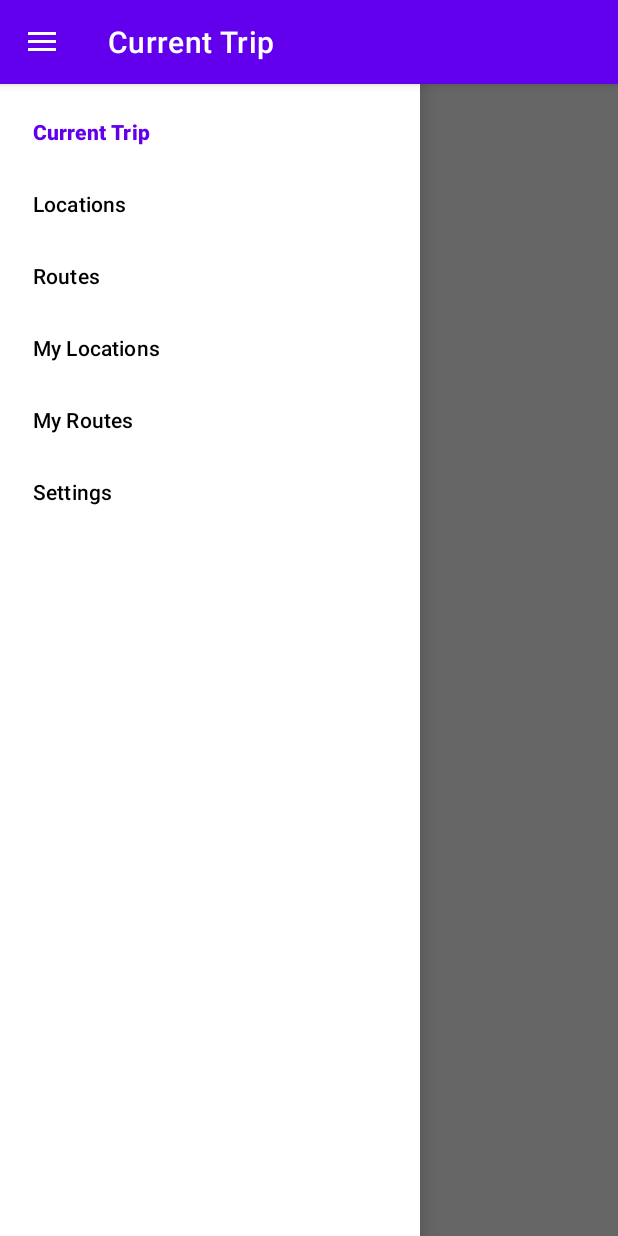
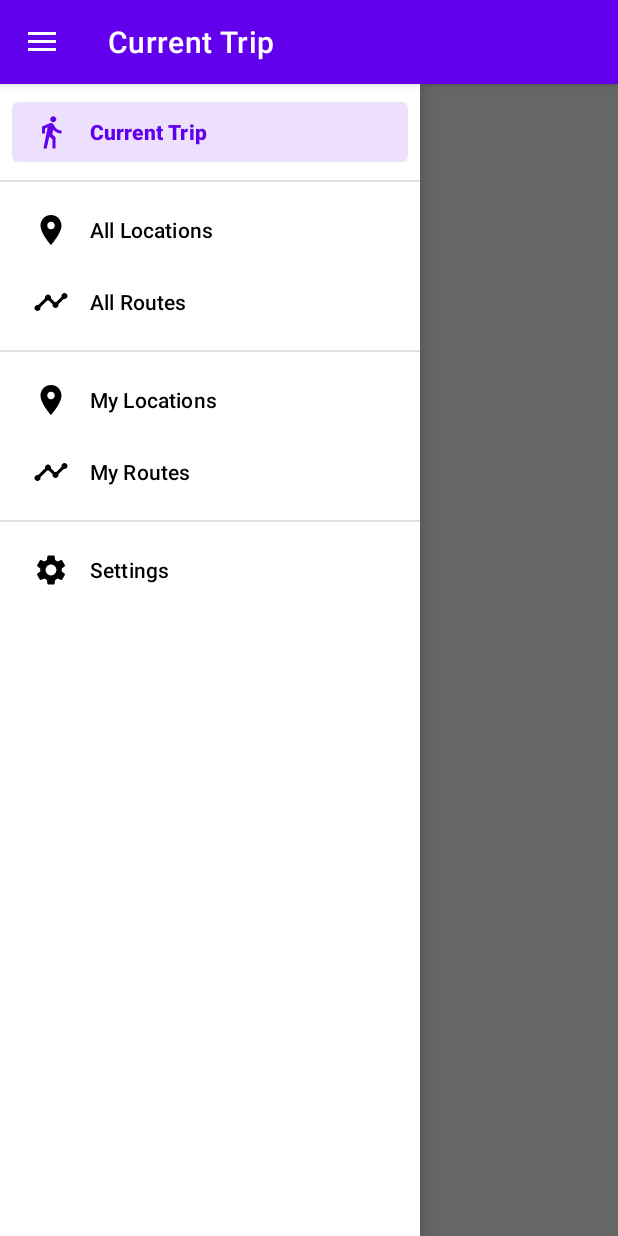
Before and after one commit to povilas-luk/TouristTrips, an Android app: the screen it shows after launch (NavigationGraphActivity), with the side drawer open, on a phone screen of 412 x 824 dp. Run offline under Robolectric (Android 15) with nearby library versions, the phone set to English and light mode, and no system bars; our stand-ins replace navigation-ui.

Commit message:
Added icons to drawer layout menu items

```diff
--- /dev/null
+++ b/app/src/main/res/drawable/ic_baseline_directions_walk_24.xml
@@ -0,0 +1,11 @@
+<vector xmlns:android="http://schemas.android.com/apk/res/android"
+    android:width="24dp"
+    android:height="24dp"
+    android:viewportWidth="24"
+    android:viewportHeight="24"
+    android:tint="?attr/colorControlNormal"
+    android:autoMirrored="true">
+  <path
+      android:fillColor="@android:color/white"
+      android:pathData="M13.5,5.5c1.1,0 2,-0.9 2,-2s-0.9,-2 -2,-2 -2,0.9 -2,2 0.9,2 2,2zM9.8,8.9L7,23h2.1l1.8,-8 2.1,2v6h2v-7.5l-2.1,-2 0.6,-3C14.8,12 16.8,13 19,13v-2c-1.9,0 -3.5,-1 -4.3,-2.4l-1,-1.6c-0.4,-0.6 -1,-1 -1.7,-1 -0.3,0 -0.5,0.1 -0.8,0.1L6,8.3V13h2V9.6l1.8,-0.7"/>
+</vector>
--- /dev/null
+++ b/app/src/main/res/drawable/ic_baseline_location_on_24.xml
@@ -0,0 +1,10 @@
+<vector xmlns:android="http://schemas.android.com/apk/res/android"
+    android:width="24dp"
+    android:height="24dp"
+    android:viewportWidth="24"
+    android:viewportHeight="24"
+    android:tint="?attr/colorControlNormal">
+  <path
+      android:fillColor="@android:color/white"
+      android:pathData="M12,2C8.13,2 5,5.13 5,9c0,5.25 7,13 7,13s7,-7.75 7,-13c0,-3.87 -3.13,-7 -7,-7zM12,11.5c-1.38,0 -2.5,-1.12 -2.5,-2.5s1.12,-2.5 2.5,-2.5 2.5,1.12 2.5,2.5 -1.12,2.5 -2.5,2.5z"/>
+</vector>
--- /dev/null
+++ b/app/src/main/res/drawable/ic_baseline_settings_24.xml
@@ -0,0 +1,10 @@
+<vector xmlns:android="http://schemas.android.com/apk/res/android"
+    android:width="24dp"
+    android:height="24dp"
+    android:viewportWidth="24"
+    android:viewportHeight="24"
+    android:tint="?attr/colorControlNormal">
+  <path
+      android:fillColor="@android:color/white"
+      android:pathData="M19.14,12.94c0.04,-0.3 0.06,-0.61 0.06,-0.94c0,-0.32 -0.02,-0.64 -0.07,-0.94l2.03,-1.58c0.18,-0.14 0.23,-0.41 0.12,-0.61l-1.92,-3.32c-0.12,-0.22 -0.37,-0.29 -0.59,-0.22l-2.39,0.96c-0.5,-0.38 -1.03,-0.7 -1.62,-0.94L14.4,2.81c-0.04,-0.24 -0.24,-0.41 -0.48,-0.41h-3.84c-0.24,0 -0.43,0.17 -0.47,0.41L9.25,5.35C8.66,5.59 8.12,5.92 7.63,6.29L5.24,5.33c-0.22,-0.08 -0.47,0 -0.59,0.22L2.74,8.87C2.62,9.08 2.66,9.34 2.86,9.48l2.03,1.58C4.84,11.36 4.8,11.69 4.8,12s0.02,0.64 0.07,0.94l-2.03,1.58c-0.18,0.14 -0.23,0.41 -0.12,0.61l1.92,3.32c0.12,0.22 0.37,0.29 0.59,0.22l2.39,-0.96c0.5,0.38 1.03,0.7 1.62,0.94l0.36,2.54c0.05,0.24 0.24,0.41 0.48,0.41h3.84c0.24,0 0.44,-0.17 0.47,-0.41l0.36,-2.54c0.59,-0.24 1.13,-0.56 1.62,-0.94l2.39,0.96c0.22,0.08 0.47,0 0.59,-0.22l1.92,-3.32c0.12,-0.22 0.07,-0.47 -0.12,-0.61L19.14,12.94zM12,15.6c-1.98,0 -3.6,-1.62 -3.6,-3.6s1.62,-3.6 3.6,-3.6s3.6,1.62 3.6,3.6S13.98,15.6 12,15.6z"/>
+</vector>
--- /dev/null
+++ b/app/src/main/res/drawable/ic_baseline_timeline_24.xml
@@ -0,0 +1,10 @@
+<vector xmlns:android="http://schemas.android.com/apk/res/android"
+    android:width="24dp"
+    android:height="24dp"
+    android:viewportWidth="24"
+    android:viewportHeight="24"
+    android:tint="?attr/colorControlNormal">
+  <path
+      android:fillColor="@android:color/white"
+      android:pathData="M23,8c0,1.1 -0.9,2 -2,2c-0.18,0 -0.35,-0.02 -0.51,-0.07l-3.56,3.55C16.98,13.64 17,13.82 17,14c0,1.1 -0.9,2 -2,2s-2,-0.9 -2,-2c0,-0.18 0.02,-0.36 0.07,-0.52l-2.55,-2.55C10.36,10.98 10.18,11 10,11s-0.36,-0.02 -0.52,-0.07l-4.55,4.56C4.98,15.65 5,15.82 5,16c0,1.1 -0.9,2 -2,2s-2,-0.9 -2,-2s0.9,-2 2,-2c0.18,0 0.35,0.02 0.51,0.07l4.56,-4.55C8.02,9.36 8,9.18 8,9c0,-1.1 0.9,-2 2,-2s2,0.9 2,2c0,0.18 -0.02,0.36 -0.07,0.52l2.55,2.55C14.64,12.02 14.82,12 15,12s0.36,0.02 0.52,0.07l3.55,-3.56C19.02,8.35 19,8.18 19,8c0,-1.1 0.9,-2 2,-2S23,6.9 23,8z"/>
+</vector>
--- a/app/src/main/res/menu/menu_drawer_layout.xml
+++ b/app/src/main/res/menu/menu_drawer_layout.xml
@@ -1,22 +1,44 @@
 <?xml version="1.0" encoding="utf-8"?>
 <menu xmlns:android="http://schemas.android.com/apk/res/android">
 
+    <group
+        android:id="@+id/menu_current"
+        android:checkableBehavior="single">
         <item
             android:id="@+id/currentTripFragment"
+            android:icon="@drawable/ic_baseline_directions_walk_24"
             android:title="@string/currentTripFragment_name" />
+    </group>
+    <group
+        android:id="@+id/menu_online"
+        android:checkableBehavior="single">
         <item
             android:id="@+id/locationsFragment"
+            android:icon="@drawable/ic_baseline_location_on_24"
             android:title="@string/locationsFragment_name" />
         <item
             android:id="@+id/routesFragment"
+            android:icon="@drawable/ic_baseline_timeline_24"
             android:title="@string/routesFragment_name" />
+    </group>
+    <group
+        android:id="@+id/menu_local"
+        android:checkableBehavior="single">
         <item
             android:id="@+id/myLocationsFragment"
+            android:icon="@drawable/ic_baseline_location_on_24"
             android:title="@string/myLocationsFragment_name" />
         <item
             android:id="@+id/myRoutesFragment"
+            android:icon="@drawable/ic_baseline_timeline_24"
             android:title="@string/myRoutesFragment_name" />
+    </group>
+    <group
+        android:id="@+id/menu_settings"
+        android:checkableBehavior="single">
         <item
             android:id="@+id/settingsFragment"
+            android:icon="@drawable/ic_baseline_settings_24"
             android:title="@string/settingsFragment_name" />
+    </group>
 </menu>
--- a/app/src/main/res/values/strings.xml
+++ b/app/src/main/res/values/strings.xml
@@ -3,8 +3,8 @@
 
     <!--Drawer layout fragment names-->
     <string name="currentTripFragment_name">Current Trip</string>
-    <string name="locationsFragment_name">Locations</string>
-    <string name="routesFragment_name">Routes</string>
+    <string name="locationsFragment_name">All Locations</string>
+    <string name="routesFragment_name">All Routes</string>
     <string name="myLocationsFragment_name">My Locations</string>
     <string name="myRoutesFragment_name">My Routes</string>
     <string name="settingsFragment_name">Settings</string>
```
Lines whose indentation alone changed are shown as unchanged.
